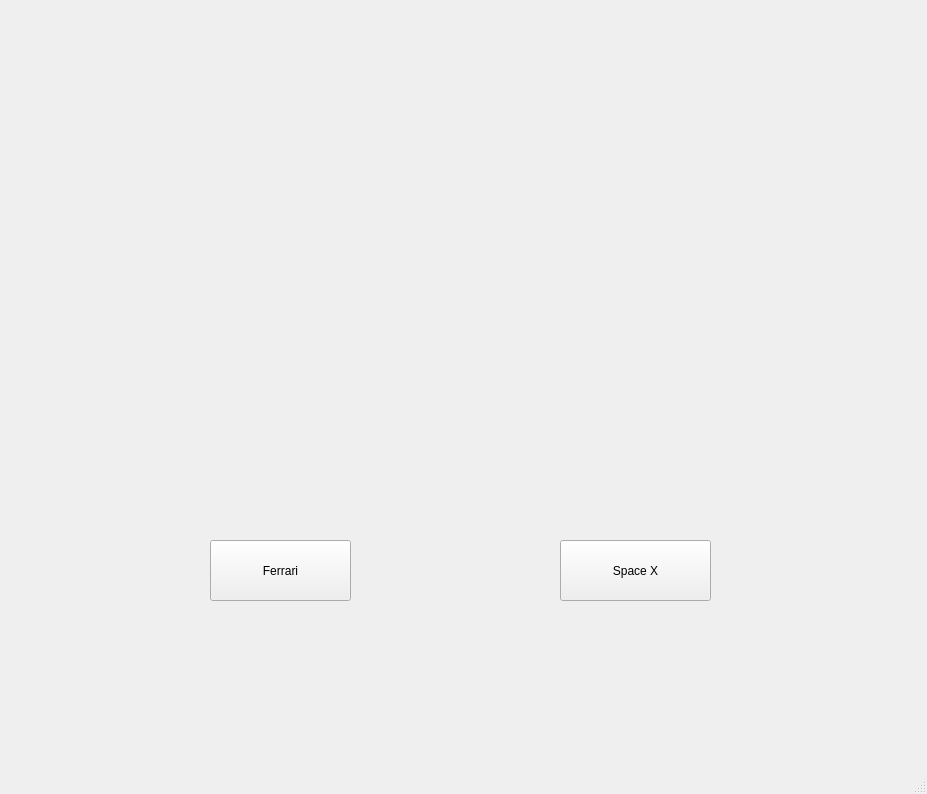
First picture: the form in UItest2.ui, repository tomip10099/Coding, before the edit.
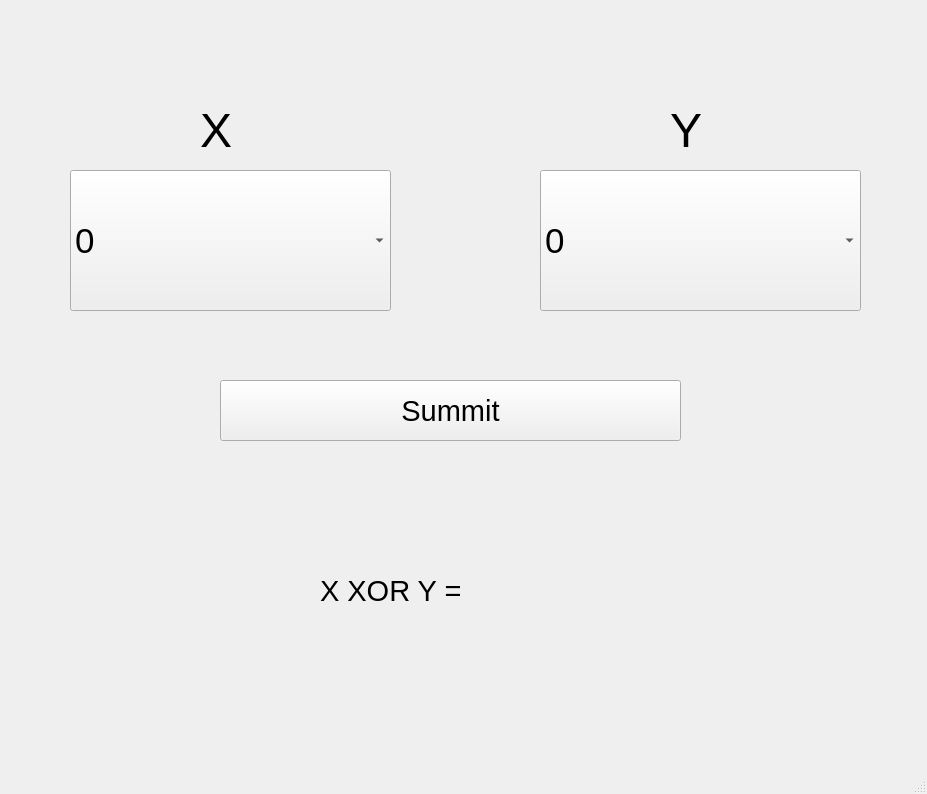
Second picture: the form after the edit. Icons and pictures are not drawn.

What changed in the file:
```diff
--- a/UItest2.ui
+++ b/UItest2.ui
@@ -14,49 +14,126 @@
    <string>MainWindow</string>
   </property>
   <widget class="QWidget" name="centralwidget">
-   <widget class="QLabel" name="Foto1">
+   <widget class="QComboBox" name="comboBox_x">
     <property name="geometry">
      <rect>
-      <x>190</x>
-      <y>70</y>
-      <width>511</width>
-      <height>371</height>
+      <x>70</x>
+      <y>170</y>
+      <width>321</width>
+      <height>141</height>
      </rect>
     </property>
-    <property name="text">
-     <string/>
+    <property name="font">
+     <font>
+      <pointsize>26</pointsize>
+     </font>
     </property>
-    <property name="pixmap">
-     <pixmap>../../Pictures/Wallpappers/6ebb785b-15f6-4d2e-989a-7ece5fc4ff5a.jpg</pixmap>
+    <item>
+     <property name="text">
+      <string>0</string>
+     </property>
+    </item>
+    <item>
+     <property name="text">
+      <string>1</string>
+     </property>
+    </item>
+   </widget>
+   <widget class="QComboBox" name="comboBox_y">
+    <property name="geometry">
+     <rect>
+      <x>540</x>
+      <y>170</y>
+      <width>321</width>
+      <height>141</height>
+     </rect>
     </property>
-    <property name="scaledContents">
-     <bool>true</bool>
+    <property name="font">
+     <font>
+      <pointsize>26</pointsize>
+     </font>
     </property>
+    <item>
+     <property name="text">
+      <string>0</string>
+     </property>
+    </item>
+    <item>
+     <property name="text">
+      <string>1</string>
+     </property>
+    </item>
    </widget>
    <widget class="QPushButton" name="FerrariButton">
     <property name="geometry">
      <rect>
-      <x>210</x>
-      <y>540</y>
-      <width>141</width>
+      <x>220</x>
+      <y>380</y>
+      <width>461</width>
       <height>61</height>
      </rect>
     </property>
+    <property name="font">
+     <font>
+      <pointsize>22</pointsize>
+     </font>
+    </property>
     <property name="text">
-     <string>Ferrari</string>
+     <string>Summit</string>
     </property>
    </widget>
-   <widget class="QPushButton" name="SpaceXbutton">
+   <widget class="QLabel" name="result_label">
     <property name="geometry">
      <rect>
-      <x>560</x>
+      <x>320</x>
       <y>540</y>
-      <width>151</width>
+      <width>291</width>
+      <height>101</height>
+     </rect>
+    </property>
+    <property name="font">
+     <font>
+      <pointsize>22</pointsize>
+     </font>
+    </property>
+    <property name="text">
+     <string>X XOR Y =</string>
+    </property>
+   </widget>
+   <widget class="QLabel" name="label_2">
+    <property name="geometry">
+     <rect>
+      <x>200</x>
+      <y>100</y>
+      <width>111</width>
       <height>61</height>
      </rect>
     </property>
+    <property name="font">
+     <font>
+      <pointsize>36</pointsize>
+     </font>
+    </property>
     <property name="text">
-     <string>Space X</string>
+     <string>X</string>
+    </property>
+   </widget>
+   <widget class="QLabel" name="label_3">
+    <property name="geometry">
+     <rect>
+      <x>670</x>
+      <y>100</y>
+      <width>111</width>
+      <height>61</height>
+     </rect>
+    </property>
+    <property name="font">
+     <font>
+      <pointsize>36</pointsize>
+     </font>
+    </property>
+    <property name="text">
+     <string>Y</string>
     </property>
    </widget>
   </widget>
```
Left out of the diff: 2 changed lines with no effect on the pictures.
